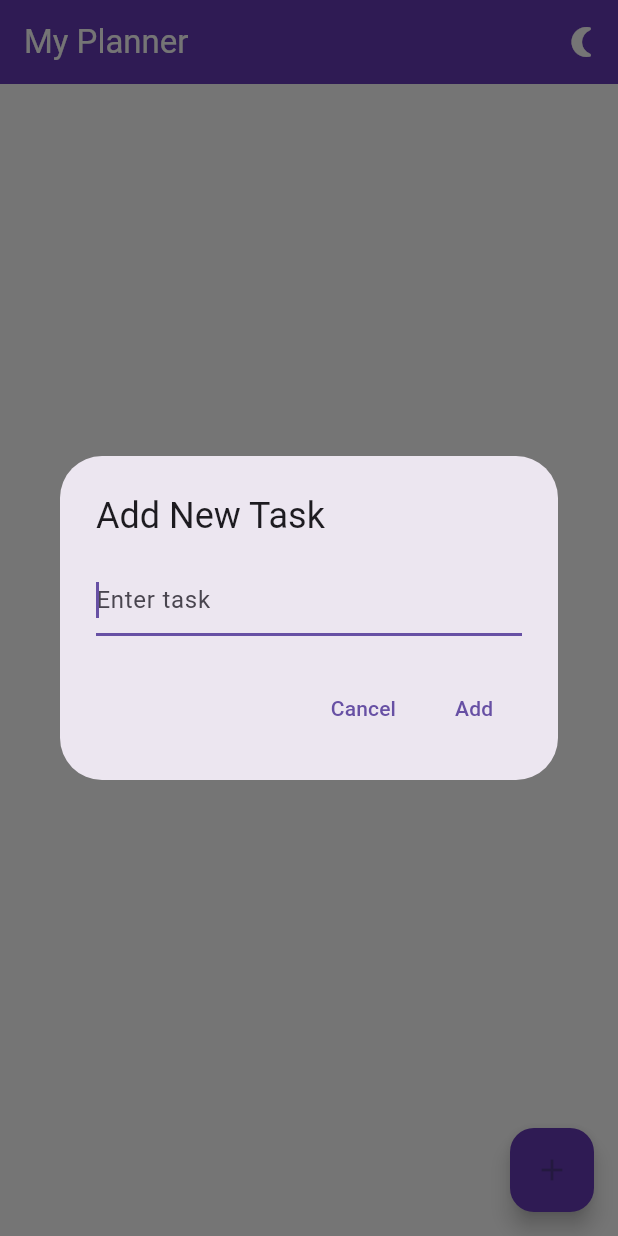
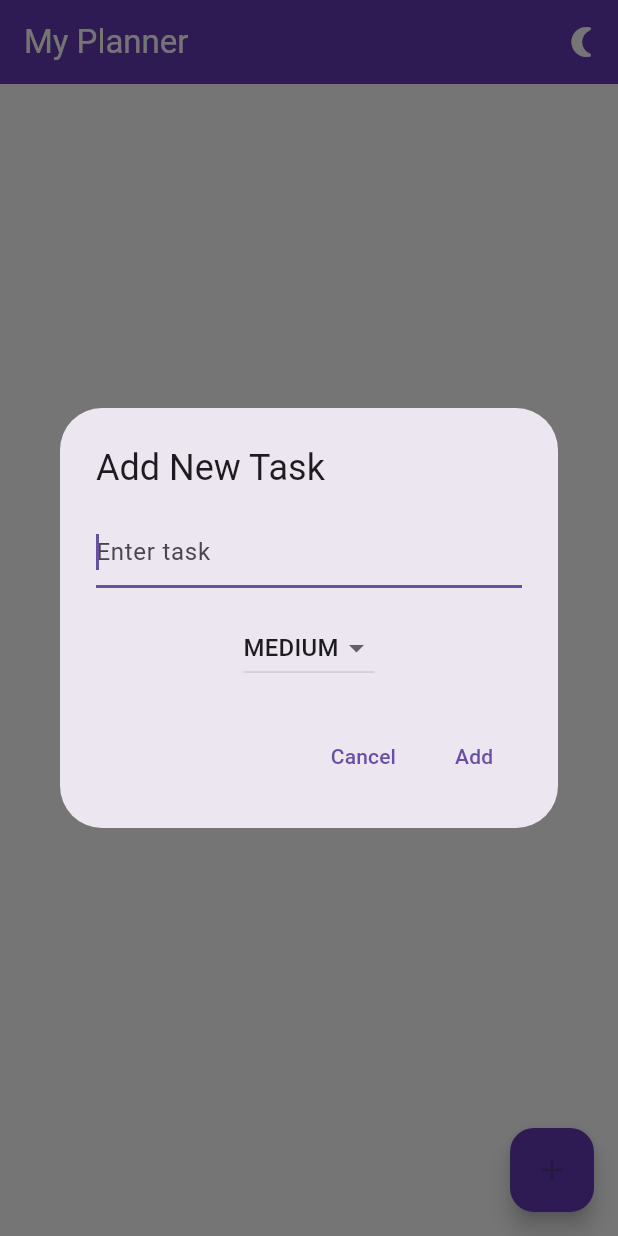
Before and after one commit to vinayaktyagi10/advanced_todo_planner, a Flutter app: the screen it shows after launch, after a tap on the "add" icon, on a phone screen of 412 x 824 dp. Run offline on Flutter 3.47's test engine with Material 3 defaults, Android fonts, the phone set to English and light mode, and no system bars; our stand-ins replace hive, hive_flutter; accounts and stored records are empty.

Commit message:
Added a priority feature that only works whilst adding a task, gotta update it for the edit as well.

```diff
--- a/lib/main.dart
+++ b/lib/main.dart
@@ -7,6 +7,7 @@ import 'screens/task_screen.dart';
 void main() async {
   WidgetsFlutterBinding.ensureInitialized();
   await Hive.initFlutter();
+Hive.registerAdapter(TaskPriorityAdapter());
   Hive.registerAdapter(TaskAdapter());
   await Hive.openBox<Task>('tasks');
   runApp(const MyApp());
--- a/lib/models/task.dart
+++ b/lib/models/task.dart
@@ -1,6 +1,16 @@
 import 'package:hive/hive.dart';
 
 part 'task.g.dart';
+
+@HiveType(typeId: 1)
+enum TaskPriority {
+  @HiveField(0)
+  low,
+  @HiveField(1)
+  medium,
+  @HiveField(2)
+  high,
+}
 
 @HiveType(typeId: 0)
 class Task extends HiveObject {
@@ -13,10 +23,15 @@ class Task extends HiveObject {
   @HiveField(2)
   final DateTime createdAt;
 
+  @HiveField(3)
+  TaskPriority? priority;
+
   Task({
-    required this.title,
+required this.title,
     this.isDone = false,
-  }) : createdAt = DateTime.now();
+    TaskPriority? priority,  // nullable param
+  })  : createdAt = DateTime.now(),
+        priority = priority ?? TaskPriority.medium;
 
   void toggleDone() {
     isDone = !isDone;
--- a/lib/screens/task_screen.dart
+++ b/lib/screens/task_screen.dart
@@ -31,45 +31,76 @@ void _removeExpiredTasks(){
 	}
    }
 }
+TaskPriority _selectedPriority=TaskPriority.medium;
+void _showAddTaskDialog() {
+  String newTaskTitle = '';
+  TaskPriority newTaskPriority = TaskPriority.medium;
 
-void _showAddTaskDialog(){
-String newTaskTitle='';	//assigns a temp. variable to add a new task.
   showDialog(
     context: context,
-builder:(context){
-	return AlertDialog(	//this lets you add a task.
+    builder: (context) {
+      return StatefulBuilder(
+        builder: (context, setStateDialog) {
+          return AlertDialog(
             title: const Text('Add New Task'),
             content: SizedBox(
-    width: 300,  // fixed width
-    height: null, // fixed height
-		child:TextField(
+              width: 300,
+              child: Column(
+                mainAxisSize: MainAxisSize.min,
+                children: [
+                  TextField(
                     keyboardType: TextInputType.multiline,
-		maxLines:null,		//makes it so the dialog box expands VERTICALLY.
+                    maxLines: null,
                     autofocus: true,
                     textInputAction: TextInputAction.done,
                     decoration: const InputDecoration(hintText: 'Enter task'),
-	 	onChanged: (value){
+                    onChanged: (value) {
                       newTaskTitle = value;
                     },
-		onSubmitted:(value) {  //lets you add using enter
-			if (value.trim().isNotEmpty){
-			 taskBox.add(Task(title: value.trim()));
+                    onSubmitted: (value) {
+                      if (value.trim().isNotEmpty) {
+                        taskBox.add(Task(
+                          title: value.trim(),
+                          priority: newTaskPriority,
+                        ));
                         Navigator.of(context).pop();
                       }
                     },
                   ),
+                  const SizedBox(height: 16),
+                  DropdownButton<TaskPriority>(
+                    value: newTaskPriority,
+                    onChanged: (value) {
+                      if (value != null) {
+                        setStateDialog(() {
+                          newTaskPriority = value;
+                        });
+                      }
+                    },
+                    items: TaskPriority.values.map((priority) {
+                      return DropdownMenuItem<TaskPriority>(
+                        value: priority,
+                        child: Text(priority.name.toUpperCase()),
+                      );
+                    }).toList(),
+                  ),
+                ],
+              ),
             ),
             actions: [
               TextButton(
-	 onPressed: (){
-	  Navigator.of(context).pop();		//closes the dialog without adding a new task.
+                onPressed: () {
+                  Navigator.of(context).pop(); // cancel
                 },
                 child: const Text('Cancel'),
               ),
               TextButton(
                 onPressed: () {
                   if (newTaskTitle.trim().isNotEmpty) {
-                  taskBox.add(Task(title: newTaskTitle.trim()));
+                    taskBox.add(Task(
+                      title: newTaskTitle.trim(),
+                      priority: newTaskPriority,
+                    ));
                     Navigator.of(context).pop();
                   }
                 },
@@ -79,48 +110,76 @@ TextButton(
           );
         },
       );
+    },
+  );
 }
 
 
-void _showEditTaskDialog(Task task, int index){
-	String updatedTitle=task.title;
+void _showEditTaskDialog(Task task, int index) {
+  String updatedTitle = task.title;
+  TaskPriority updatedPriority = task.priority ?? TaskPriority.medium;
   final controller = TextEditingController(text: task.title);
+
   showDialog(
-context:context,
-builder:(context){
+    context: context,
+    builder: (context) {
       return AlertDialog(
         title: const Text('Edit Task'),
         content: SizedBox(
-    	width: 300,  // fixed width
-    	height: null, // fixed height
-		child: TextField(
+          width: 300,
+          child: Column(
+            mainAxisSize: MainAxisSize.min,
+            children: [
+              TextField(
+                controller: controller,
                 keyboardType: TextInputType.multiline,
                 maxLines: null,
-		   controller: controller,
                 autofocus: true,
                 textInputAction: TextInputAction.done,
-		   onChanged: (value){
-				updatedTitle=value;
+                onChanged: (value) {
+                  updatedTitle = value;
                 },
-		   onSubmitted:(value){
-				if(value.trim().isNotEmpty){
-				task.title=value.trim();
+                onSubmitted: (value) {
+                  if (value.trim().isNotEmpty) {
+                    task.title = value.trim();
+                    task.priority = updatedPriority;
+                    task.save();
                     Navigator.of(context).pop();
                   }
                 },
               ),
+              const SizedBox(height: 16),
+              DropdownButton<TaskPriority>(
+                value: updatedPriority,
+                onChanged: (value) {
+                  if (value != null) {
+                    setState(() {
+                      updatedPriority = value;
+                    });
+                  }
+                },
+                items: TaskPriority.values.map((priority) {
+                  return DropdownMenuItem<TaskPriority>(
+                    value: priority,
+                    child: Text(priority.name.toUpperCase()),
+                  );
+                }).toList(),
               ),
-			actions:[
+            ],
+          ),
+        ),
+        actions: [
           TextButton(
-			   onPressed:(){
+            onPressed: () {
               Navigator.of(context).pop();
             },
-			   child:const Text('Cancel'),
+            child: const Text('Cancel'),
           ),
           TextButton(
-			   onPressed:() async{
-				if(updatedTitle.trim().isNotEmpty){
-				task.title=updatedTitle.trim();
+            onPressed: () async {
+              if (updatedTitle.trim().isNotEmpty) {
+                task.title = updatedTitle.trim();
+                task.priority = updatedPriority;
                 await task.save();
                 await taskBox.putAt(index, task);
                 setState(() {});
```
Also changed, not shown: pubspec.yaml (+6 -69 lines), lib/models/task.g.dart, pubspec.lock, 1 other file. Lines whose indentation alone changed are shown as unchanged.
